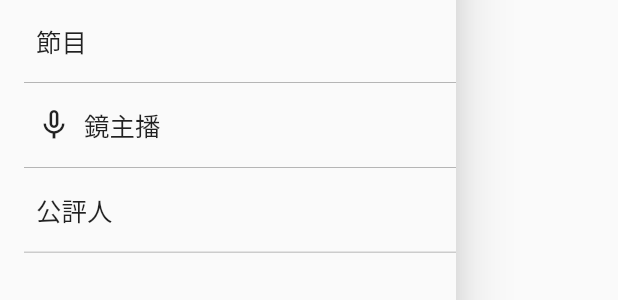
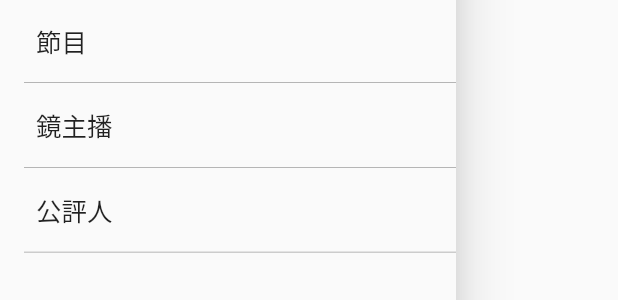
Before and after one commit to mirror-media/mnewsapp, a Flutter app: the HomeDrawer widget shown alone on an empty page, opened directly, on a phone screen of 412 x 824 dp. Shown: the part 382-682 px from the top of the screen. Run offline on Flutter 3.47's test engine with Material 2 defaults, Android fonts, the phone set to English and light mode, and no system bars; our stand-ins replace audioplayers, cached_network_image, carousel_slider, chewie, firebase_core, firebase_messaging and 9 more; missing offline and left inert: youtube_plyr_iframe; accounts and stored records are empty; network calls fail.

Commit message:
delete anchorperson icon in home drawer

```diff
--- a/lib/widgets/homeDrawer.dart
+++ b/lib/widgets/homeDrawer.dart
@@ -131,13 +131,6 @@ class _HomeDrawerState extends State<HomeDrawer> {
             _drawerButton(
               Row(
                 children: [
-                  if(sectionList[index].id == MNewsSection.anchorperson)
-                  ...[
-                    Icon(
-                      Icons.mic_none,
-                    ),
-                    SizedBox(width: 8),
-                  ],
                   Text(
                     sectionList[index].name,
                     style: TextStyle(
```
